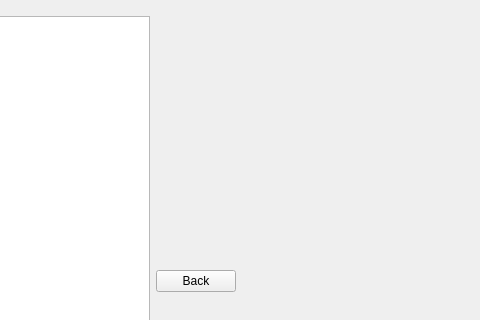
This is lyrics.ui in Texvss/Spotify_project as Qt 5 draws it before an edit; both pictures show x 305 to 785 and y 84 to 404 of the 785 by 577 pixel window. The edited form follows.
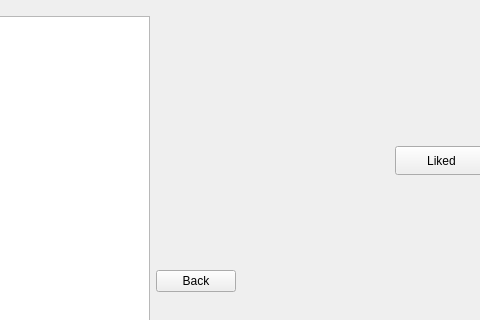
This is the edited form.

Diff of the .ui file:
```diff
--- a/lyrics.ui
+++ b/lyrics.ui
@@ -56,6 +56,19 @@
     <string/>
    </property>
   </widget>
+  <widget class="QPushButton" name="likedButton">
+   <property name="geometry">
+    <rect>
+     <x>700</x>
+     <y>230</y>
+     <width>93</width>
+     <height>29</height>
+    </rect>
+   </property>
+   <property name="text">
+    <string>Liked</string>
+   </property>
+  </widget>
  </widget>
  <resources/>
  <connections/>
```
